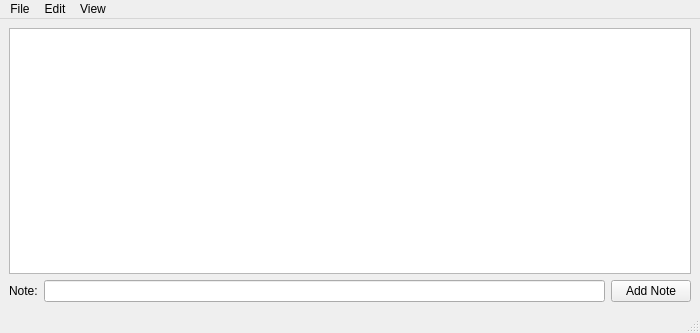
The window that soarlog_qt4.ui (tribeiro/soarlog) describes before a commit, drawn with Qt 5.
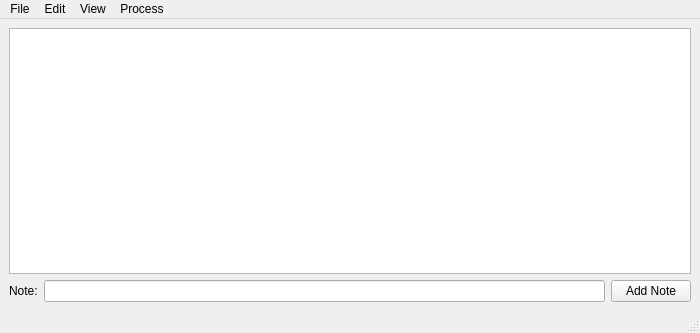
The same window after the commit. Custom widgets are drawn as their Qt base class.

Commit message: Integrate data transfer to soarlog. This current version allow only one instrument to be downloaded at a time. Future improvements may involve include downloading more than one at a time. The program uses internal information to feed the data transfer program so the user has minor interaction with the transfering of the data.

The edit to the form file:
```diff
--- a/soarlog_qt4.ui
+++ b/soarlog_qt4.ui
@@ -97,9 +97,16 @@
     <addaction name="actionHideCB"/>
     <addaction name="actionCalibration_Helper"/>
    </widget>
+   <widget class="QMenu" name="menuProcess">
+    <property name="title">
+     <string>Process</string>
+    </property>
+    <addaction name="actionDT"/>
+   </widget>
    <addaction name="menuFile"/>
    <addaction name="menuEdit"/>
    <addaction name="menuView"/>
+   <addaction name="menuProcess"/>
   </widget>
   <widget class="QStatusBar" name="statusbar"/>
   <action name="actionGot_to_last_frame">
```
Left out of the diff: 5 changed lines with no effect on the pictures. The commit also changes 3 other files.
